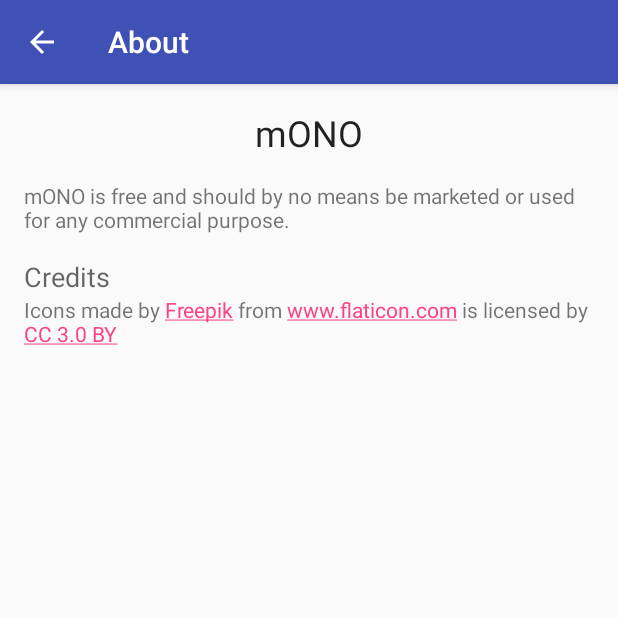
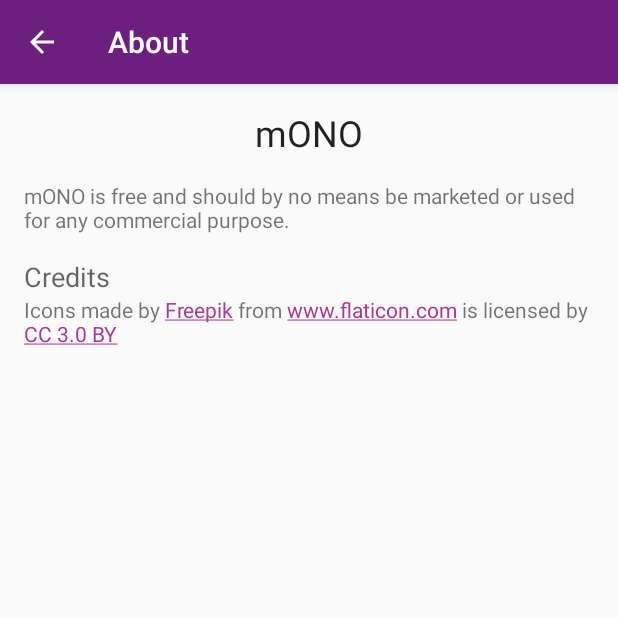
Before and after one commit to AlvaroBrey/mONO, an Android app: the AboutActivity screen opened directly, with no data from a screen before it, on a phone screen of 412 x 824 dp, the top half of it. Run offline under Robolectric (Android 15) with nearby library versions, the phone set to English and light mode, and no system bars; our stand-ins replace ButterKnife.

Commit message:
Change default colors.

```diff
--- a/app/src/main/res/values/colors.xml
+++ b/app/src/main/res/values/colors.xml
@@ -1,6 +1,5 @@
 <?xml version="1.0" encoding="utf-8"?>
 <resources>
-    <color name="colorPrimary">#3F51B5</color>
-    <color name="colorPrimaryDark">#303F9F</color>
-    <color name="colorAccent">#FF4081</color>
+    <color name="colorPrimary">#6D1F80</color>
+    <color name="colorAccent">#AC3795</color>
 </resources>
--- a/app/src/main/res/values/styles.xml
+++ b/app/src/main/res/values/styles.xml
@@ -4,7 +4,7 @@
     <style name="AppTheme" parent="Theme.AppCompat.Light.DarkActionBar">
         <!-- Customize your theme here. -->
         <item name="colorPrimary">@color/colorPrimary</item>
-        <item name="colorPrimaryDark">@color/colorPrimaryDark</item>
+        <item name="colorPrimaryDark">@color/colorPrimary</item>
         <item name="colorAccent">@color/colorAccent</item>
     </style>
 
```
